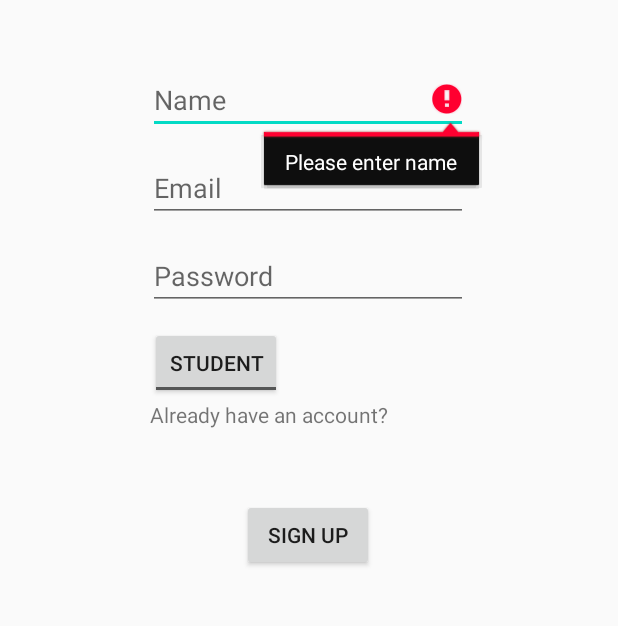
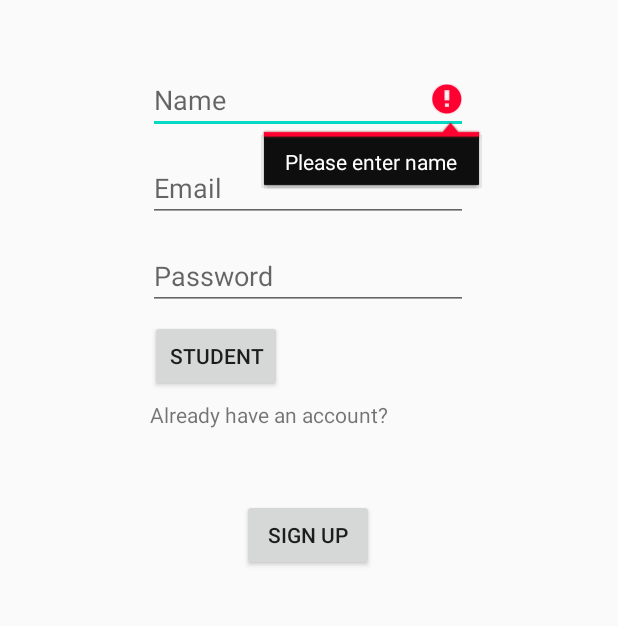
Before and after one commit to Josh0187/Project-9---PE-online, an Android app: the register screen opened directly, with no data from a screen before it, after a tap on "SIGN UP", on a phone screen of 412 x 824 dp, the part 254-880 px from its top. Run offline under Robolectric (Android 15) with nearby library versions, the light colour scheme and no system bars; our stand-ins replace Firebase (no records; nobody signed in at launch, a user with empty details on screens opened directly).

Commit message:
-fixed student and teacher account button issues

```diff
--- a/app/src/main/java/com/example/peonline/login/register.java
+++ b/app/src/main/java/com/example/peonline/login/register.java
@@ -14,6 +14,7 @@ import androidx.annotation.NonNull;
 import androidx.appcompat.app.AppCompatActivity;
 
 import android.view.View;
+import android.widget.Button;
 import android.widget.CompoundButton;
 import android.widget.EditText;
 import android.widget.Toast;
@@ -23,7 +24,8 @@ public class register extends AppCompatActivity {
 
     FirebaseAuth mFirebaseAuth;
     EditText emailID, password, Name;
-    ToggleButton student_teach_toggle;
+    Button student_or_teacher;
+    Boolean isTeacher = false;
 
 
     @Override
@@ -36,8 +38,20 @@ public class register extends AppCompatActivity {
         emailID = findViewById(R.id.et_email2);
         password = findViewById(R.id.et_password2);
         Name = findViewById(R.id.et_Name);
-        student_teach_toggle = (ToggleButton)findViewById(R.id.tog_student_teacher);
+        student_or_teacher = findViewById(R.id.student_or_teacher);
 
+
+    }
+
+    public void setIsTeacher(View view) {
+        if(!isTeacher) {
+            isTeacher = true;
+            student_or_teacher.setText("Teacher");
+        }
+        else {
+            isTeacher = false;
+            student_or_teacher.setText("Student");
+        }
     }
 
     // onClick for "Already have an account" Text View
@@ -53,21 +67,9 @@ public class register extends AppCompatActivity {
         String email = emailID.getText().toString();
         String pwd = password.getText().toString();
         final String name = Name.getText().toString();
+        final User newuser = new User(name, isTeacher);
 
-        final User newuser = new User(name, true);
 
-        student_teach_toggle.setOnCheckedChangeListener(new CompoundButton.OnCheckedChangeListener() {
-            @Override
-            public void onCheckedChanged(CompoundButton buttonView, boolean isChecked) {
-                if (isChecked) {
-                    newuser.setTeacher(true);
-                }
-                else {
-                    newuser.setTeacher(false);
-                }
-                ;
-            }
-        });
 
         // Check for empty fields
         if (name.isEmpty()) {
--- a/app/src/main/res/layout/activity_main.xml
+++ b/app/src/main/res/layout/activity_main.xml
@@ -27,6 +27,7 @@
         android:layout_height="122dp"
         app:layout_constraintBottom_toBottomOf="parent"
         app:layout_constraintEnd_toEndOf="parent"
+        app:layout_constraintHorizontal_bias="0.562"
         app:layout_constraintStart_toStartOf="parent"
         app:layout_constraintTop_toTopOf="parent"
         app:layout_constraintVertical_bias="0.106"
--- a/app/src/main/res/layout/activity_register.xml
+++ b/app/src/main/res/layout/activity_register.xml
@@ -5,7 +5,7 @@
     android:id="@+id/tv_email"
     android:layout_width="match_parent"
     android:layout_height="match_parent"
-    tools:context=".login.MainActivity">
+    tools:context=".login.register">
 
 
     <EditText
@@ -87,19 +87,18 @@
         app:layout_constraintTop_toTopOf="parent"
         app:layout_constraintVertical_bias="0.542" />
 
-    <ToggleButton
-        android:id="@+id/tog_student_teacher"
+    <Button
+        android:id="@+id/student_or_teacher"
         android:layout_width="wrap_content"
         android:layout_height="wrap_content"
         android:text="Student"
-        android:textOff="Student"
-        android:textOn="Teacher"
+        android:onClick = "setIsTeacher"
         app:layout_constraintBottom_toBottomOf="parent"
         app:layout_constraintEnd_toEndOf="parent"
         app:layout_constraintHorizontal_bias="0.309"
         app:layout_constraintStart_toStartOf="parent"
         app:layout_constraintTop_toTopOf="parent"
-        app:layout_constraintVertical_bias="0.499" />
+        app:layout_constraintVertical_bias="0.493" />
 
 
 </androidx.constraintlayout.widget.ConstraintLayout>
--- a/app/src/main/res/layout/activity_student_main_menu.xml
+++ b/app/src/main/res/layout/activity_student_main_menu.xml
@@ -5,7 +5,7 @@
     android:id="@+id/tv_email"
     android:layout_width="match_parent"
     android:layout_height="match_parent"
-    tools:context=".login.MainActivity">
+    tools:context=".studentmain.student_main_menu">
 
 
     <TextView
```
